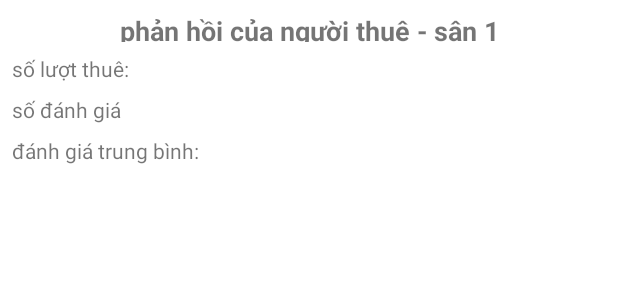
After one commit to tuannq201/Quan_Ly_San_Bong, an Android app: the layout fragment_danh_gia.xml on its own in the app's theme, with its tools: preview values and no code run, on a phone screen of 412 x 824 dp. The commit adds this screen. Shown: the top 300 px of the screen. Run offline under Robolectric (Android 15) with nearby library versions, the phone set to English and light mode, and no system bars.

Commit message:
tuấn: thêm fragment đánh giá

```diff
--- a/app/src/main/java/com/example/myapplication/adapter/ListSanAdapter.java
+++ b/app/src/main/java/com/example/myapplication/adapter/ListSanAdapter.java
@@ -77,6 +77,9 @@ public class ListSanAdapter extends RecyclerView.Adapter<ListSanAdapter.ListsanV
             return true;
         });
 
+        holder.tv_show_dg.setOnClickListener(view -> {
+            itfOnItenClick.onItemClick(san, 6);
+        });
 
 
     }
@@ -97,7 +100,7 @@ public class ListSanAdapter extends RecyclerView.Adapter<ListSanAdapter.ListsanV
     }
 
     public class ListsanViewHolder extends RecyclerView.ViewHolder{
-        private TextView tvTenSan, tvLoaiSan, tvGiaSan, tvSoDanhGia;
+        private TextView tvTenSan, tvLoaiSan, tvGiaSan, tvSoDanhGia, tv_show_dg;
         private ImageView imgSan;
         private LinearLayout layoutDelete, layout;
         private SwipeRevealLayout swipeRevealLayout;
@@ -116,6 +119,7 @@ public class ListSanAdapter extends RecyclerView.Adapter<ListSanAdapter.ListsanV
             layout = itemView.findViewById(R.id.layout_cs);
             ratingBar = itemView.findViewById(R.id.rb_san);
             tvSoDanhGia = itemView.findViewById(R.id.tv_soDanhGiaSan);
+            tv_show_dg = itemView.findViewById(R.id.tv_show_dg_san);
 //            cv = (CardView) itemView;
         }
     }
--- a/app/src/main/java/com/example/myapplication/dao/PhieuThueDAO.java
+++ b/app/src/main/java/com/example/myapplication/dao/PhieuThueDAO.java
@@ -151,6 +151,10 @@ public class PhieuThueDAO {
         String sql = "SELECT * FROM PhieuThue INNER JOIN San ON PhieuThue.maSan = San.maSan WHERE San.maCumSan=?";
         return getData(sql, maCS);
     }
+    public List<PhieuThue> getPhieuThueSan(String maSan){
+        String sql = "SELECT * FROM PhieuThue WHERE maSan=?";
+        return getData(sql, maSan);
+    }
 
 
     public PhieuThue getID(String id){
--- /dev/null
+++ b/app/src/main/res/layout/fragment_danh_gia.xml
@@ -0,0 +1,58 @@
+<?xml version="1.0" encoding="utf-8"?>
+<androidx.constraintlayout.widget.ConstraintLayout xmlns:android="http://schemas.android.com/apk/res/android"
+    xmlns:app="http://schemas.android.com/apk/res-auto"
+    xmlns:tools="http://schemas.android.com/tools"
+    android:layout_width="match_parent"
+    android:layout_height="match_parent"
+    android:background="@color/white"
+    android:padding="8dp"
+    tools:context=".UI.chusan.DanhGiaFragment">
+
+    <TextView
+        android:id="@+id/tv_frag_dg_1"
+        android:layout_width="wrap_content"
+        android:layout_height="20dp"
+        android:text="phản hồi của người thuê - sân 1"
+        android:textSize="18dp"
+        android:textStyle="bold"
+        app:layout_constraintEnd_toEndOf="parent"
+        app:layout_constraintStart_toStartOf="parent"
+        app:layout_constraintTop_toTopOf="parent" />
+
+    <ListView
+        android:id="@+id/lv_show_dg"
+        android:layout_width="0dp"
+        android:layout_height="0dp"
+        android:layout_marginTop="16dp"
+        app:layout_constraintBottom_toBottomOf="parent"
+        app:layout_constraintEnd_toEndOf="parent"
+        app:layout_constraintStart_toStartOf="parent"
+        app:layout_constraintTop_toBottomOf="@+id/tv_frag_dg_4" />
+
+    <TextView
+        android:id="@+id/tv_frag_dg_2"
+        android:layout_width="wrap_content"
+        android:layout_height="wrap_content"
+        android:layout_marginTop="8dp"
+        android:text="số lượt thuê: "
+        app:layout_constraintStart_toStartOf="parent"
+        app:layout_constraintTop_toBottomOf="@+id/tv_frag_dg_1" />
+
+    <TextView
+        android:id="@+id/tv_frag_dg_3"
+        android:layout_width="wrap_content"
+        android:layout_height="wrap_content"
+        android:layout_marginTop="8dp"
+        android:text="số đánh giá"
+        app:layout_constraintStart_toStartOf="parent"
+        app:layout_constraintTop_toBottomOf="@+id/tv_frag_dg_2" />
+
+    <TextView
+        android:id="@+id/tv_frag_dg_4"
+        android:layout_width="wrap_content"
+        android:layout_height="21dp"
+        android:layout_marginTop="8dp"
+        android:text="đánh giá trung bình: "
+        app:layout_constraintStart_toStartOf="parent"
+        app:layout_constraintTop_toBottomOf="@+id/tv_frag_dg_3" />
+</androidx.constraintlayout.widget.ConstraintLayout>
```
Also changed, not shown: app/src/main/java/com/example/myapplication/UI/chusan/DanhGiaFragment.java (added, +128 -0 lines), app/src/main/java/com/example/myapplication/UI/chusan/ListSanFragment.java (+9 -0 lines), app/src/main/java/com/example/myapplication/UI/nguoithue/SanFragment.java (+0 -10 lines), app/src/main/java/com/example/myapplication/util/Cover.java (+10 -0 lines), app/src/main/res/layout/item_list_san_cs_layout.xml (+10 -0 lines).
